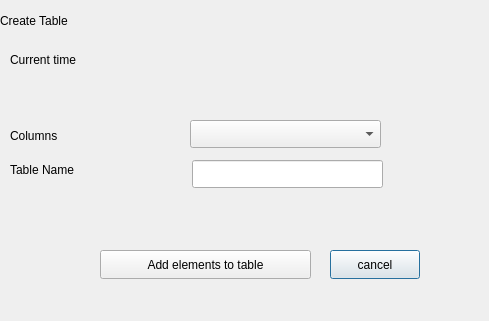
Before: the Qt Designer form create_table_dialog.ui in SandrAdora/GPA_Calculator, drawn with Qt 5.
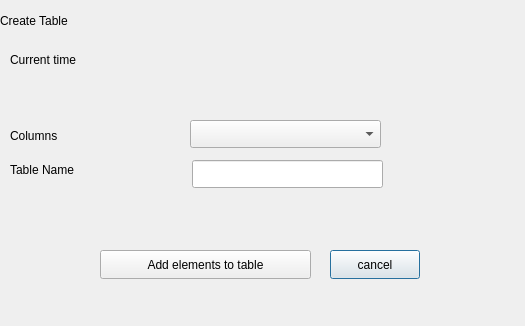
After: the same form once the commit is applied.

Patch:
```diff
--- a/create_table_dialog.ui
+++ b/create_table_dialog.ui
@@ -6,8 +6,8 @@
    <rect>
     <x>0</x>
     <y>0</y>
-    <width>489</width>
-    <height>321</height>
+    <width>525</width>
+    <height>326</height>
    </rect>
   </property>
   <property name="windowTitle">
@@ -103,9 +103,9 @@
   <widget class="QWidget" name="verticalLayoutWidget">
    <property name="geometry">
     <rect>
-     <x>429</x>
-     <y>0</y>
-     <width>61</width>
+     <x>450</x>
+     <y>10</y>
+     <width>71</width>
      <height>31</height>
     </rect>
    </property>
```
